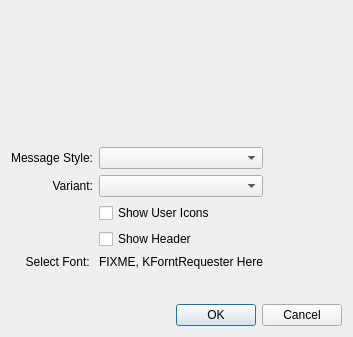
Before: the Qt Designer form config/chatwindowconfig.ui in KDE/ktp-text-ui, drawn with Qt 5.
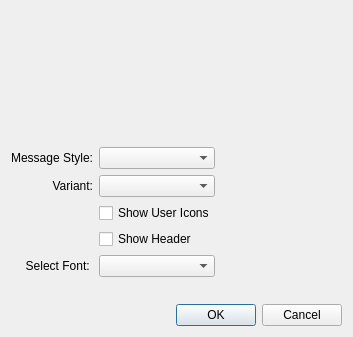
After: the same form once the commit is applied. Custom widgets are drawn as their Qt base class.

```diff
--- a/config/chatwindowconfig.ui
+++ b/config/chatwindowconfig.ui
@@ -85,11 +85,7 @@
         </widget>
        </item>
        <item row="4" column="1">
-        <widget class="QLabel" name="label_2">
-         <property name="text">
-          <string>FIXME, KForntRequester Here</string>
-         </property>
-        </widget>
+        <widget class="KFontComboBox" name="kfontcombobox"/>
        </item>
       </layout>
      </item>
@@ -134,6 +130,11 @@
   </layout>
  </widget>
  <customwidgets>
+  <customwidget>
+   <class>KFontComboBox</class>
+   <extends>KComboBox</extends>
+   <header>kfontcombobox.h</header>
+  </customwidget>
   <customwidget>
    <class>KComboBox</class>
    <extends>QComboBox</extends>
```
Left out of the diff: 8 changed lines with no effect on the pictures.
